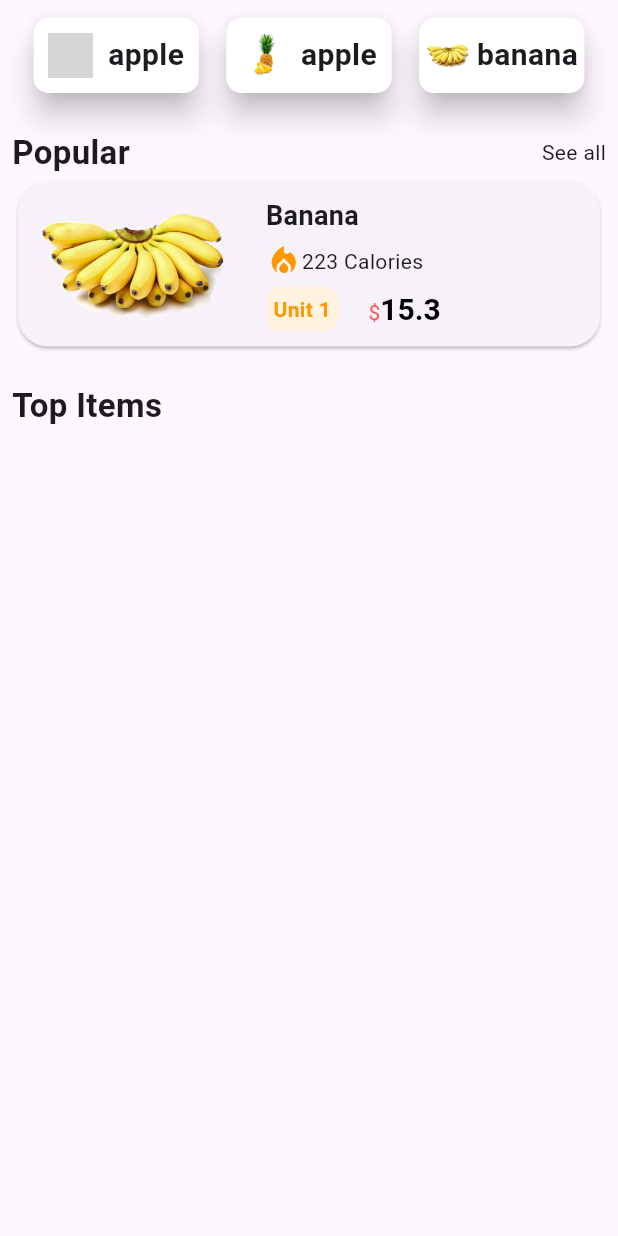
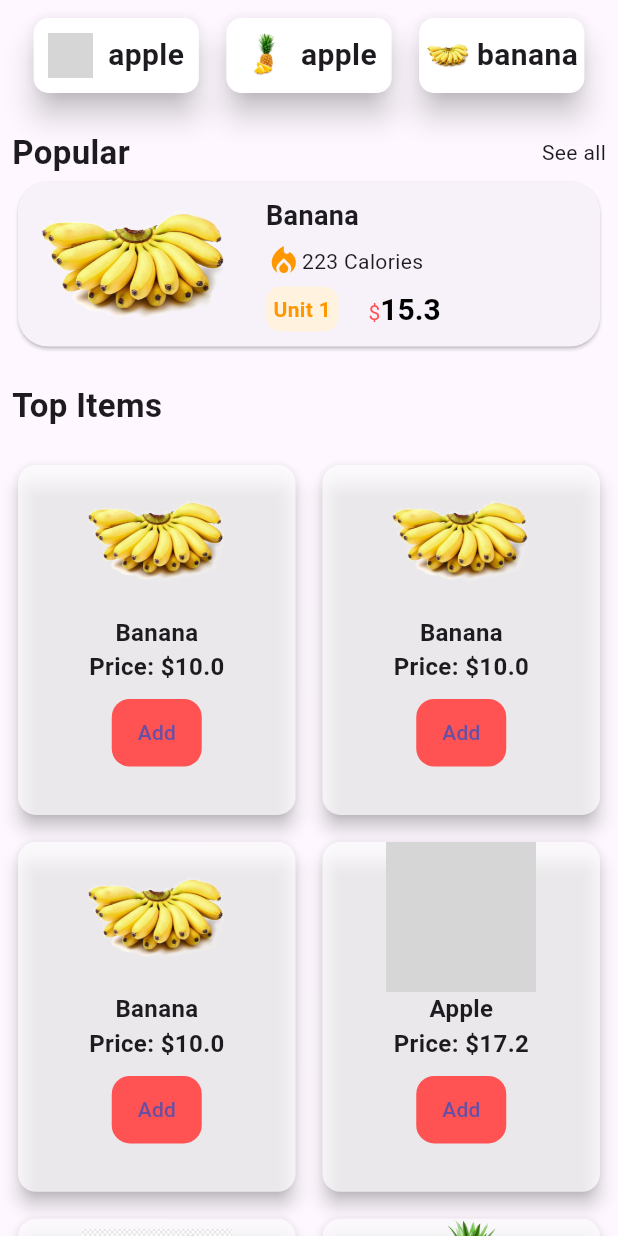
Before and after one commit to surajgujarathi/Fruit_shopping_cart_using-provider, a Flutter app: the Productscreeen screen opened directly, on a phone screen of 412 x 824 dp. Run offline on Flutter 3.47's test engine with Material 3 defaults, Android fonts, the phone set to English and light mode, and no system bars; grey boxes are pictures that could not be loaded.

Commit message:
final fixes

```diff
--- a/lib/model/fruit_data.dart
+++ b/lib/model/fruit_data.dart
@@ -16,6 +16,10 @@ class Item {
 final List<Item> catalog = [
   Item(
       image: 'assets/banana.png', price: 10.0, productName: 'Banana', units: 0),
+  Item(
+      image: 'assets/banana.png', price: 10.0, productName: 'Banana', units: 0),
+  Item(
+      image: 'assets/banana.png', price: 10.0, productName: 'Banana', units: 0),
   Item(image: 'assets/apple.png', price: 17.2, productName: 'Apple', units: 0),
   Item(
       image: 'assets/dragonfruit.png',
--- a/lib/navigation_controller.dart
+++ b/lib/navigation_controller.dart
@@ -1,12 +1,16 @@
+import 'package:flutter/material.dart';
 import 'package:flutter/widgets.dart';
-import 'package:provider_example/productscreen.dart';
-import 'package:provider_example/searchproduct.dart';
+
+import 'package:provider_example/views/productscreen.dart';
+import 'package:provider_example/views/searchproduct.dart';
 
 class NavigationController extends ChangeNotifier {
   int _selectedIndex = 0;
-  List<Widget> _screens = [
-    Productscreeen(),
-    SearchProduct(),
+  final List<Widget> _screens = [
+    const Productscreeen(),
+    const SearchProduct(),
+    const MyLocationsScreen(),
+    const ProfileScreen()
 
     // Add other screens here
   ];
@@ -20,3 +24,29 @@ class NavigationController extends ChangeNotifier {
 
   List<Widget> get screens => _screens;
 }
+
+class MyLocationsScreen extends StatelessWidget {
+  const MyLocationsScreen({super.key});
+
+  @override
+  Widget build(BuildContext context) {
+    return const Scaffold(
+      body: Center(
+        child: Text('Comming Scoon.....'),
+      ),
+    );
+  }
+}
+
+class ProfileScreen extends StatelessWidget {
+  const ProfileScreen({super.key});
+
+  @override
+  Widget build(BuildContext context) {
+    return const Scaffold(
+      body: Center(
+        child: Text('Comming Scoon.....'),
+      ),
+    );
+  }
+}
--- a/lib/providers/cartprovider.dart
+++ b/lib/providers/cartprovider.dart
@@ -1,5 +1,5 @@
 import 'package:flutter/material.dart';
-import 'package:provider_example/fruit_data.dart';
+import 'package:provider_example/model/fruit_data.dart';
 
 class CartProvider extends ChangeNotifier {
   void addItem(Item item) {
--- a/lib/views/cartscreeen.dart
+++ b/lib/views/cartscreeen.dart
@@ -1,8 +1,9 @@
 import 'package:flutter/material.dart';
 import 'package:flutter/widgets.dart';
 import 'package:provider/provider.dart';
-import 'package:provider_example/cartprovider.dart';
-import 'package:provider_example/fruit_data.dart';
+
+import 'package:provider_example/model/fruit_data.dart';
+import 'package:provider_example/providers/cartprovider.dart';
 
 class CartScreen extends StatelessWidget {
   const CartScreen({super.key});
--- a/lib/views/gridproduct.dart
+++ b/lib/views/gridproduct.dart
@@ -1,7 +1,8 @@
 import 'package:flutter/material.dart';
 import 'package:provider/provider.dart';
-import 'package:provider_example/cartprovider.dart';
-import 'package:provider_example/fruit_data.dart';
+import 'package:provider_example/model/fruit_data.dart';
+
+import 'package:provider_example/providers/cartprovider.dart';
 
 class MyCatalogScreen extends StatelessWidget {
   @override
@@ -19,9 +20,9 @@ class MyCatalogScreen extends StatelessWidget {
             ],
           ),
           const SizedBox(height: 20),
-          SizedBox(
-            height: MediaQuery.of(context).size.height * 0.7,
-            child: GridView.builder(
+          GridView.builder(
+            shrinkWrap: true,
+            physics: const NeverScrollableScrollPhysics(),
             gridDelegate: const SliverGridDelegateWithFixedCrossAxisCount(
               crossAxisCount: 2,
               mainAxisSpacing: 10.0,
@@ -99,8 +100,7 @@ class MyCatalogScreen extends StatelessWidget {
                                 onPressed: () {
                                   ScaffoldMessenger.of(context).showSnackBar(
                                       SnackBar(
-                                            duration:
-                                                Duration(milliseconds: 500),
+                                          duration: Duration(milliseconds: 500),
                                           content: Text(
                                               '${item.productName} is added sucessfully')));
                                   provider.addItem(item);
@@ -115,7 +115,6 @@ class MyCatalogScreen extends StatelessWidget {
               );
             },
           ),
-          ),
         ],
       ),
     );
--- a/lib/views/searchproduct.dart
+++ b/lib/views/searchproduct.dart
@@ -7,7 +7,9 @@ class SearchProduct extends StatelessWidget {
   Widget build(BuildContext context) {
     return Column(
       children: [
-        TextFormField(
+        Padding(
+          padding: const EdgeInsets.all(8.0),
+          child: TextFormField(
             decoration: const InputDecoration(
               hintText: 'Search product...',
               suffixIcon: Icon(Icons.search),
@@ -17,6 +19,7 @@ class SearchProduct extends StatelessWidget {
               // You can use a provider to update the product list based on the search query
             },
           ),
+        ),
       ],
     );
   }
```
Also changed, not shown: lib/main.dart (+5 -2 lines), lib/views/navigation_menu.dart (+4 -3 lines). Lines whose indentation alone changed are shown as unchanged.
